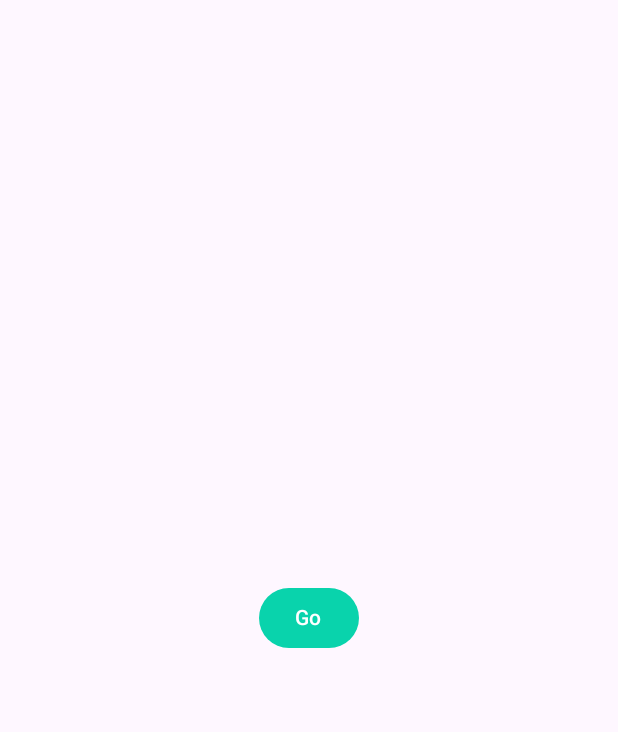
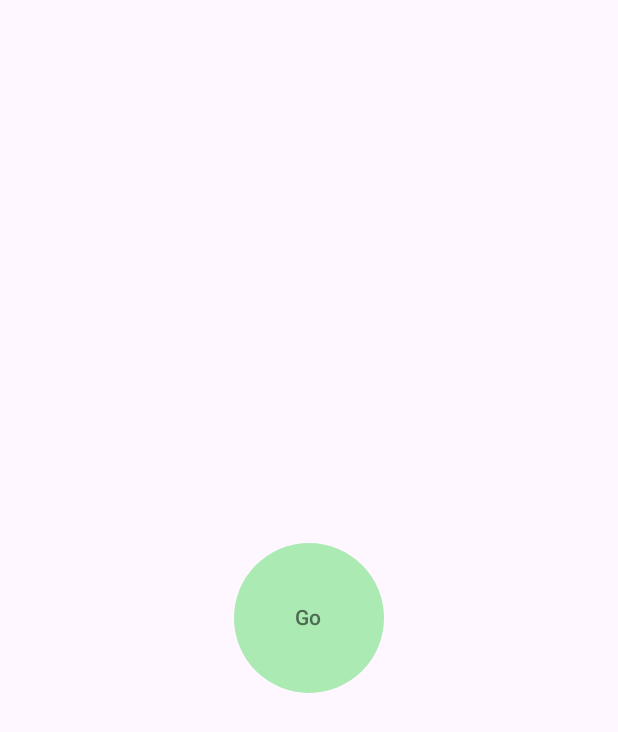
Before and after one commit to dhiman1987/MyNotesApp, an Android app built with Jetpack Compose: the screen it shows after launch (MainActivity), on a phone screen of 412 x 824 dp. Shown: the top 732 px of the screen. Run offline under Robolectric (Android 15) with nearby library versions, the phone set to English and light mode, and no system bars; 2 statements that could not run were skipped.

Commit message:
Applied correct light ans dark theme

```diff
--- a/app/src/main/java/com/mynote/mynotes/ui/screens/HomeScreen.kt
+++ b/app/src/main/java/com/mynote/mynotes/ui/screens/HomeScreen.kt
@@ -2,12 +2,16 @@ package com.mynote.mynotes.ui.screens
 
 import androidx.compose.foundation.layout.Box
 import androidx.compose.foundation.layout.fillMaxSize
+import androidx.compose.foundation.layout.height
+import androidx.compose.foundation.layout.width
 import androidx.compose.material3.Button
 import androidx.compose.material3.Text
 import androidx.compose.runtime.Composable
 import androidx.compose.ui.Alignment
 import androidx.compose.ui.Modifier
+import androidx.compose.ui.unit.dp
 import androidx.navigation.NavController
+
 
 @Composable
 fun HomeScreen(navController: NavController, modifier: Modifier = Modifier) {
@@ -15,7 +19,12 @@ fun HomeScreen(navController: NavController, modifier: Modifier = Modifier) {
     Box( modifier = Modifier.fillMaxSize(),
         contentAlignment = Alignment.Center
     ) {
-        Button(onClick = { navController.navigate("list")})
+        Button(
+            onClick = { navController.navigate("list")},
+            modifier
+                .width(100.dp)
+                .height(100.dp)
+        )
         {
             Text("Go")
         }
--- a/app/src/main/java/com/mynote/mynotes/ui/screens/NoteViewerScreen.kt
+++ b/app/src/main/java/com/mynote/mynotes/ui/screens/NoteViewerScreen.kt
@@ -39,7 +39,7 @@ fun ShowViewer(
             TopAppBar(
                 colors = TopAppBarDefaults.topAppBarColors(
                     containerColor = MaterialTheme.colorScheme.primary,
-                    titleContentColor = MaterialTheme.colorScheme.tertiary,
+                    titleContentColor = MaterialTheme.colorScheme.onPrimary,
                 ),
                 title = { Text(text = noteTitle) }
             )
--- a/app/src/main/java/com/mynote/mynotes/ui/theme/Color.kt
+++ b/app/src/main/java/com/mynote/mynotes/ui/theme/Color.kt
@@ -10,12 +10,9 @@ val Purple40 = Color(0xFF6650a4)
 val PurpleGrey40 = Color(0xFF625b71)
 val Pink40 = Color(0xFF7D5260)
 
-//Light
-val GreenPrimaryLight = Color(0xFF09D3AC)
-val GreenSecondaryLight = Color(0xFFBEE3DD)
-val tertiaryLight = Color(0xFF027A43)
-
-//Dark
-val GreenPrimaryDark = Color(0xFF03755F)
-val GreenSecondaryDark = Color(0xFF039176)
-val tertiaryDark = Color(0xFF9EE7C5)
+//Green and Grey
+val GreenPrimaryLight = Color(0xFFACEAB4)
+val GreenPrimaryDark = Color(0xFF4E6B52)
+val DarkGrey = Color(0xFF3D3D3D)
+val LightGrey = Color(0xFFE0E0E0)
+val LightGreySecondary = Color(0xFF757575)
--- a/app/src/main/java/com/mynote/mynotes/ui/theme/Theme.kt
+++ b/app/src/main/java/com/mynote/mynotes/ui/theme/Theme.kt
@@ -10,6 +10,7 @@ import androidx.compose.material3.dynamicLightColorScheme
 import androidx.compose.material3.lightColorScheme
 import androidx.compose.runtime.Composable
 import androidx.compose.runtime.SideEffect
+import androidx.compose.ui.graphics.Color
 import androidx.compose.ui.graphics.toArgb
 import androidx.compose.ui.platform.LocalContext
 import androidx.compose.ui.platform.LocalView
@@ -17,14 +18,16 @@ import androidx.core.view.WindowCompat
 
 private val DarkColorScheme = darkColorScheme(
     primary = GreenPrimaryDark,
-    secondary = GreenSecondaryDark,
-    tertiary = tertiaryDark
+    secondary = DarkGrey,
+    onPrimary = GreenPrimaryLight,
+    onSecondary = LightGreySecondary,
 )
 
 private val LightColorScheme = lightColorScheme(
     primary = GreenPrimaryLight,
-    secondary = GreenSecondaryLight,
-    tertiary = tertiaryLight
+    secondary = LightGrey,
+    onPrimary = GreenPrimaryDark,
+    onSecondary = LightGreySecondary,
 
     /* Other default colors to override
     background = Color(0xFFFFFBFE),
```
Also changed, not shown: app/src/main/java/com/mynote/mynotes/ui/screens/NoteListScreen.kt (+106 -9 lines).
